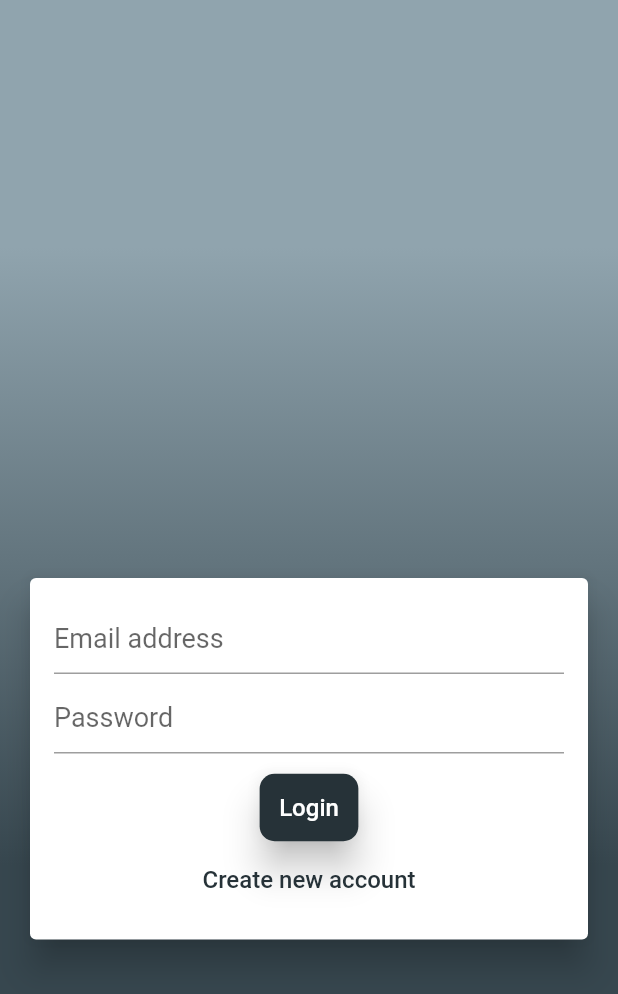
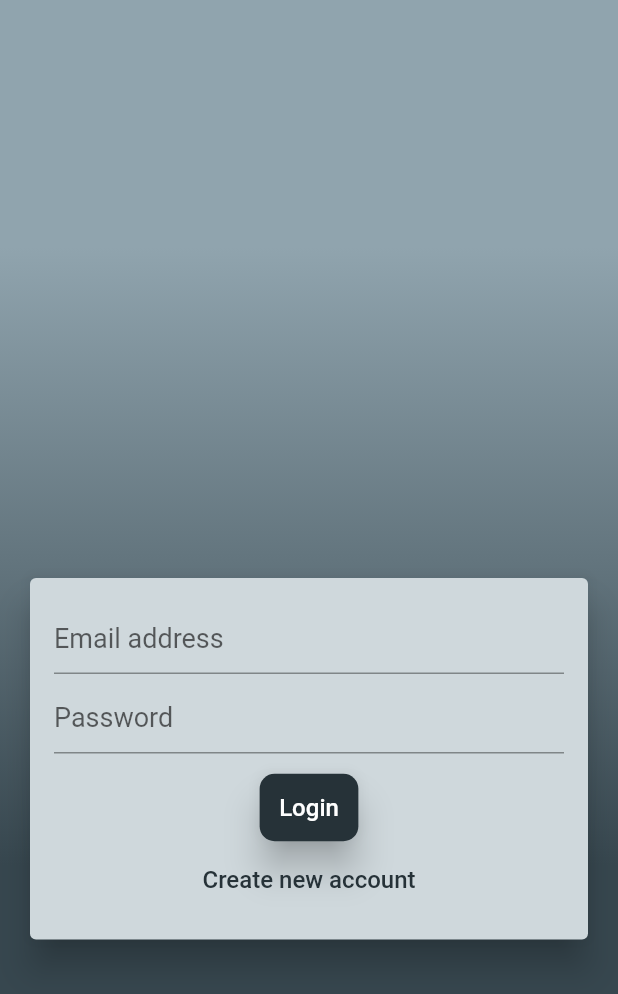
Before and after one commit to shivangsharma27/OutlayPal, a Flutter app: the screen it shows after launch, on a phone screen of 412 x 824 dp. Shown: the top 994 px of the screen. Run offline on Flutter 3.47's test engine with Material 2 defaults, Android fonts, the phone set to English and light mode, and no system bars; our stand-ins replace charts_flutter, cloud_firestore, firebase_auth, firebase_core, pie_chart, rflutter_alert; accounts and stored records are empty; Roboto replaces fonts that are missing (Quicksand).

Commit message:
UI Updated

```diff
--- a/lib/widgets/auth/auth_form.dart
+++ b/lib/widgets/auth/auth_form.dart
@@ -46,6 +46,7 @@ class _AuthFormState extends State<AuthForm> {
         SizedBox(height:10),// for logo
         Card(
           elevation: 10,
+          color: globals.themeColor[100],
           margin: EdgeInsets.all(20),
           child: SingleChildScrollView(
             child: Padding(
```
